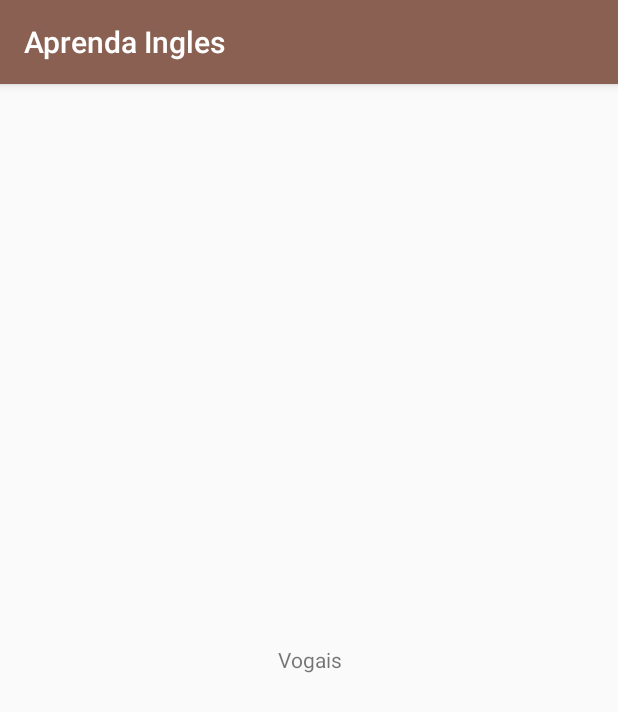
After one commit to jhoni-costa/app_aprenda_ingles, an Android app: the fragment VogaisFragment shown on its own in the app's theme, on a phone screen of 412 x 824 dp. The commit adds this screen. Shown: the top 712 px of the screen. Run offline under Robolectric (Android 15) with nearby library versions, the phone set to English and light mode, and no system bars.

Commit message:
Mudança para SmartTabLayout e outras configurações

```diff
--- a/app/build.gradle
+++ b/app/build.gradle
@@ -23,7 +23,12 @@ dependencies {
     implementation 'com.android.support:appcompat-v7:28.0.0'
     implementation 'com.android.support:design:28.0.0'
     implementation 'com.android.support.constraint:constraint-layout:1.1.3'
+    implementation 'com.android.support:support-v4:28.0.0'
     testImplementation 'junit:junit:4.12'
     androidTestImplementation 'com.android.support.test:runner:1.0.2'
     androidTestImplementation 'com.android.support.test.espresso:espresso-core:3.0.2'
+
+    implementation 'com.ogaclejapan.smarttablayout:library:1.6.1@aar'
+    implementation 'com.ogaclejapan.smarttablayout:utils-v4:1.6.1@aar'
+
 }
--- /dev/null
+++ b/app/src/main/java/br/com/jhonicosta/aprendaingles/fragments/VogaisFragment.java
@@ -0,0 +1,22 @@
+package br.com.jhonicosta.aprendaingles.fragments;
+
+import android.os.Bundle;
+import android.support.v4.app.Fragment;
+import android.view.LayoutInflater;
+import android.view.View;
+import android.view.ViewGroup;
+
+import br.com.jhonicosta.aprendaingles.R;
+
+public class VogaisFragment extends Fragment {
+
+    public VogaisFragment() {
+    }
+
+    @Override
+    public View onCreateView(LayoutInflater inflater, ViewGroup container,
+                             Bundle savedInstanceState) {
+        return inflater.inflate(R.layout.fragment_vogais, container, false);
+    }
+
+}
--- /dev/null
+++ b/app/src/main/res/layout/fragment_vogais.xml
@@ -0,0 +1,14 @@
+<?xml version="1.0" encoding="utf-8"?>
+<FrameLayout xmlns:android="http://schemas.android.com/apk/res/android"
+    xmlns:tools="http://schemas.android.com/tools"
+    android:layout_width="match_parent"
+    android:layout_height="match_parent"
+    tools:context=".fragments.VogaisFragment">
+
+    <TextView
+        android:layout_width="match_parent"
+        android:layout_height="match_parent"
+        android:gravity="center"
+        android:text="@string/fragment_vogais_name" />
+
+</FrameLayout>
--- a/app/src/main/res/values/colors.xml
+++ b/app/src/main/res/values/colors.xml
@@ -1,6 +1,6 @@
 <?xml version="1.0" encoding="utf-8"?>
 <resources>
-    <color name="colorPrimary">#008577</color>
-    <color name="colorPrimaryDark">#00574B</color>
-    <color name="colorAccent">#D81B60</color>
+    <color name="colorPrimary">#896051</color>
+    <color name="colorPrimaryDark">#68463c</color>
+    <color name="colorAccent">#fffece</color>
 </resources>
--- a/app/src/main/res/values/strings.xml
+++ b/app/src/main/res/values/strings.xml
@@ -3,4 +3,9 @@
     <string name="title_home">Home</string>
     <string name="title_dashboard">Dashboard</string>
     <string name="title_notifications">Notifications</string>
+
+    <string name="hello_blank_fragment">Hello blank fragment</string>
+    <string name="fragment_bichos_name">Bichos</string>
+    <string name="fragment_numeros_name">Números</string>
+    <string name="fragment_vogais_name">Vogais</string>
 </resources>
```
Also changed, not shown: app/src/main/java/br/com/jhonicosta/aprendaingles/MainActivity.java (+24 -24 lines), app/src/main/java/br/com/jhonicosta/aprendaingles/fragments/BichosFragment.java (added, +23 -0 lines), app/src/main/java/br/com/jhonicosta/aprendaingles/fragments/NumerosFragment.java (added, +25 -0 lines), app/src/main/res/layout/activity_main.xml (+39 -23 lines), app/src/main/res/layout/fragment_bichos.xml (added, +14 -0 lines), app/src/main/res/layout/fragment_numeros.xml (added, +14 -0 lines), app/src/main/res/menu/navigation.xml (deleted, +0 -19 lines).
